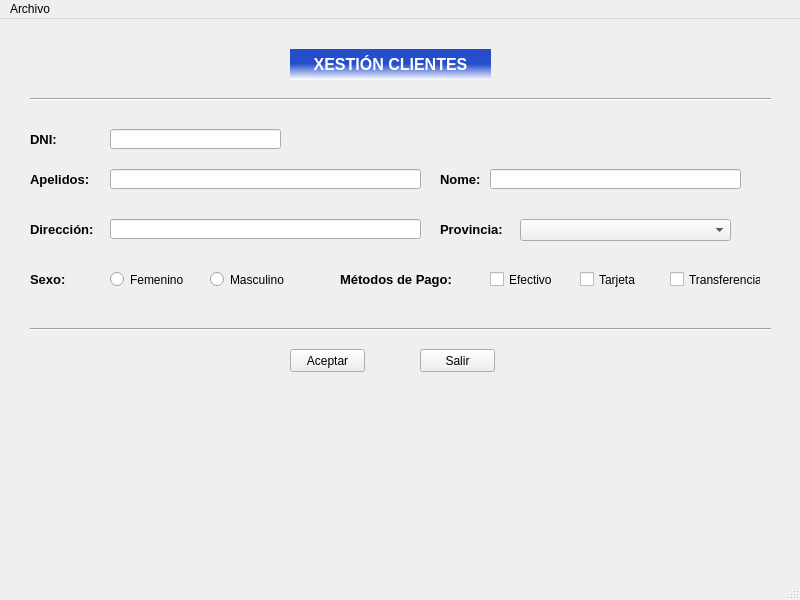
First picture: the form in ventana.ui, repository byChamaco/BLANCOLORENZO, before the edit.
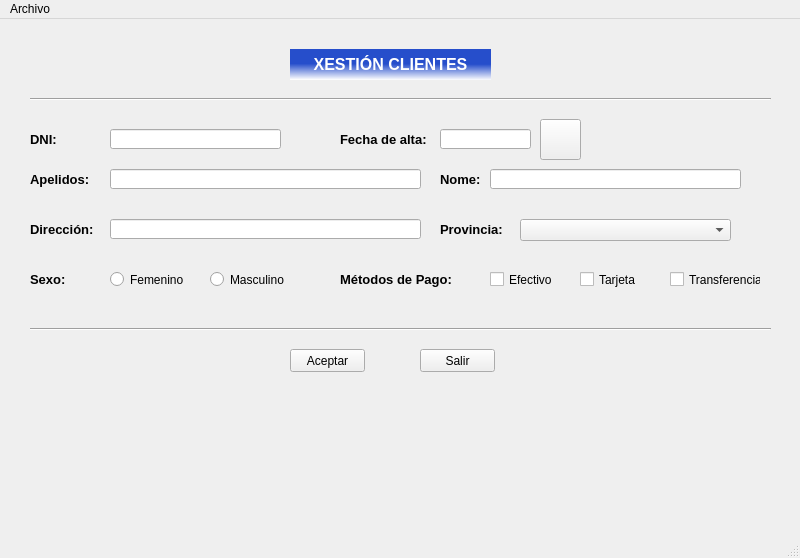
Second picture: the form after the edit. Icons and pictures are not drawn.

Commit message: v 0.0.4 Ventana modal y calendario

Patch:
```diff
--- a/ventana.ui
+++ b/ventana.ui
@@ -7,7 +7,7 @@
     <x>0</x>
     <y>0</y>
     <width>800</width>
-    <height>600</height>
+    <height>558</height>
    </rect>
   </property>
   <property name="windowTitle">
@@ -373,6 +373,59 @@
      </rect>
     </property>
    </widget>
+   <widget class="QLabel" name="lblFecha">
+    <property name="geometry">
+     <rect>
+      <x>340</x>
+      <y>110</y>
+      <width>101</width>
+      <height>21</height>
+     </rect>
+    </property>
+    <property name="font">
+     <font>
+      <pointsize>10</pointsize>
+      <weight>75</weight>
+      <bold>true</bold>
+     </font>
+    </property>
+    <property name="text">
+     <string>Fecha de alta:</string>
+    </property>
+   </widget>
+   <widget class="QLineEdit" name="editCliAlta">
+    <property name="geometry">
+     <rect>
+      <x>440</x>
+      <y>110</y>
+      <width>91</width>
+      <height>20</height>
+     </rect>
+    </property>
+   </widget>
+   <widget class="QPushButton" name="btnCalendar">
+    <property name="geometry">
+     <rect>
+      <x>540</x>
+      <y>100</y>
+      <width>41</width>
+      <height>41</height>
+     </rect>
+    </property>
+    <property name="text">
+     <string/>
+    </property>
+    <property name="icon">
+     <iconset>
+      <normaloff>img/calendar.png</normaloff>img/calendar.png</iconset>
+    </property>
+    <property name="iconSize">
+     <size>
+      <width>24</width>
+      <height>24</height>
+     </size>
+    </property>
+   </widget>
   </widget>
   <widget class="QMenuBar" name="menubar">
    <property name="geometry">
```
Left out of the diff: 4 changed lines with no effect on the pictures. The commit also changes 11 other files.
